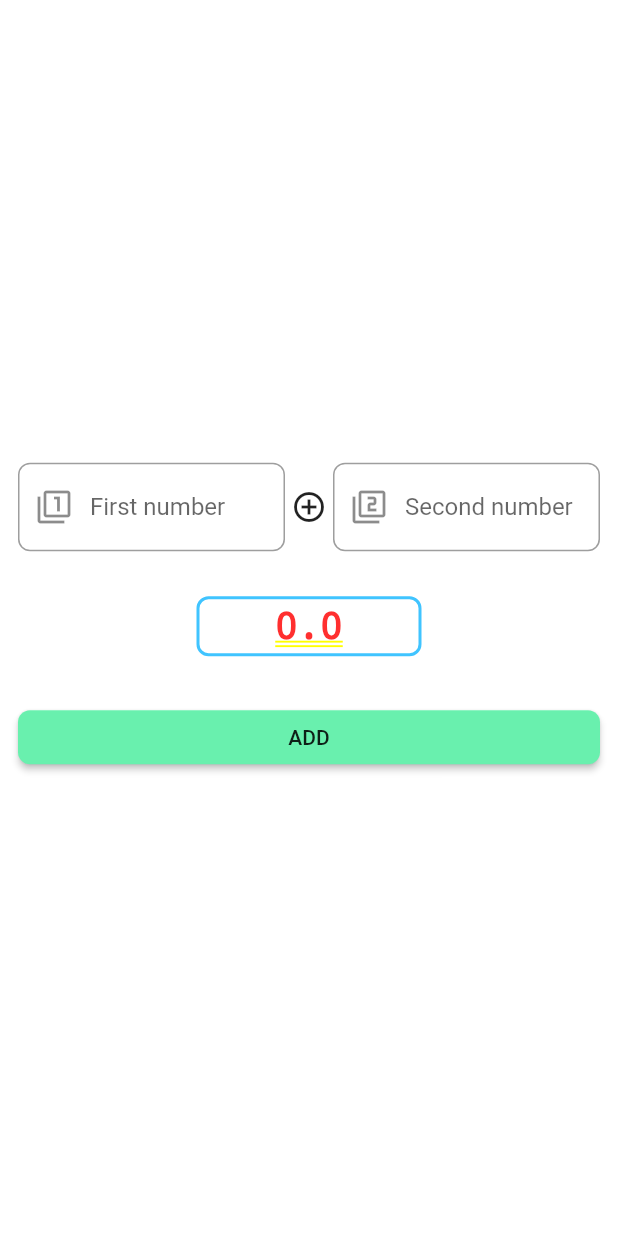
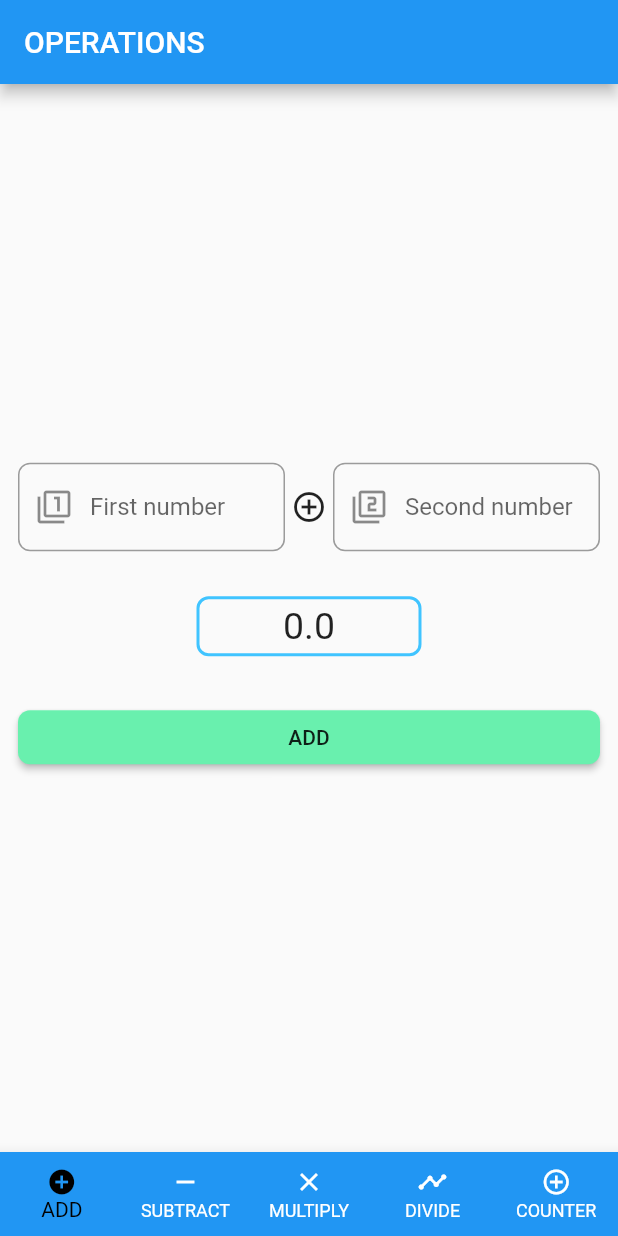
Before and after one commit to JossinAntony/Flutter-Multipages-Arithmetic-Operations, a Flutter app: the screen it shows after launch, after a tap on "ADD", on a phone screen of 412 x 824 dp. Run offline on Flutter 3.47's test engine with Material 2 defaults, Android fonts, the phone set to English and light mode, and no system bars.

Commit message:
bottomnavbar with icons and navigation created.

```diff
--- a/lib/main.dart
+++ b/lib/main.dart
@@ -4,16 +4,73 @@ import 'package:flutter_app_multipage/pages/divide.dart';
 import 'package:flutter_app_multipage/pages/homepage.dart';
 import 'package:flutter_app_multipage/pages/multiply.dart';
 import 'package:flutter_app_multipage/pages/subtract.dart';
+import 'package:flutter_app_multipage/pages/counter.dart';
 
 void main() {
   runApp(MyApp());
 }
 
-class MyApp extends StatelessWidget {
+class MyApp extends StatefulWidget {
+
+  @override
+  _MyAppState createState() => _MyAppState();
+}
+
+class _MyAppState extends State<MyApp> {
+  var pages = [Add(), Subtract(), Multiply(), Divide(), Counter(),];
+
+  int _pageIndex = 0;
+
   @override
   Widget build(BuildContext context) {
     return MaterialApp(
-      home: Homepage(),
+      home: Scaffold(
+        appBar: AppBar(
+          title: Text('OPERATIONS'),
+        ),
+        body: pages[_pageIndex],
+        bottomNavigationBar: BottomNavigationBar(
+          iconSize: 20,
+          backgroundColor: Colors.blue,
+          selectedItemColor: Colors.black,
+          unselectedItemColor: Colors.white,
+          type: BottomNavigationBarType.fixed,
+          onTap: (int index){
+            setState(() {
+              _pageIndex = index;
+            });
+          },
+          currentIndex: _pageIndex,
+
+            items: [
+
+              BottomNavigationBarItem(
+                icon: Icon(Icons.add_circle),
+                title: Text('ADD'),
+              ),
+
+              BottomNavigationBarItem(
+                icon: Icon(Icons.remove),
+                title: Text('SUBTRACT'),
+              ),
+
+              BottomNavigationBarItem(
+                icon: Icon(Icons.close),
+                title: Text('MULTIPLY'),
+              ),
+
+              BottomNavigationBarItem(
+                icon: Icon(Icons.timeline),
+                title: Text('DIVIDE'),
+              ),
+
+              BottomNavigationBarItem(
+                icon: Icon(Icons.control_point),
+                title: Text('COUNTER'),
+              ),
+            ],
+        ),
+      ),
     );
   }
 }
--- a/lib/pages/homepage.dart
+++ b/lib/pages/homepage.dart
@@ -132,7 +132,8 @@ class Homepage extends StatelessWidget {
               ],
             ),
           ),
-        )
+        ),
+
       ),
     );
   }
```
